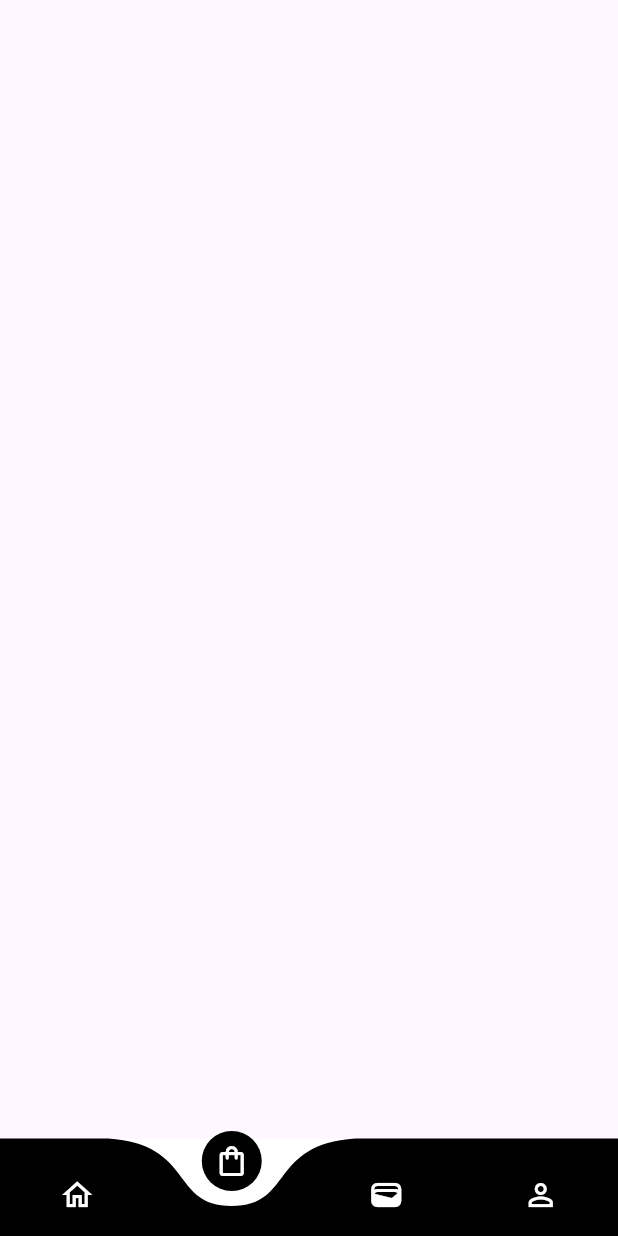
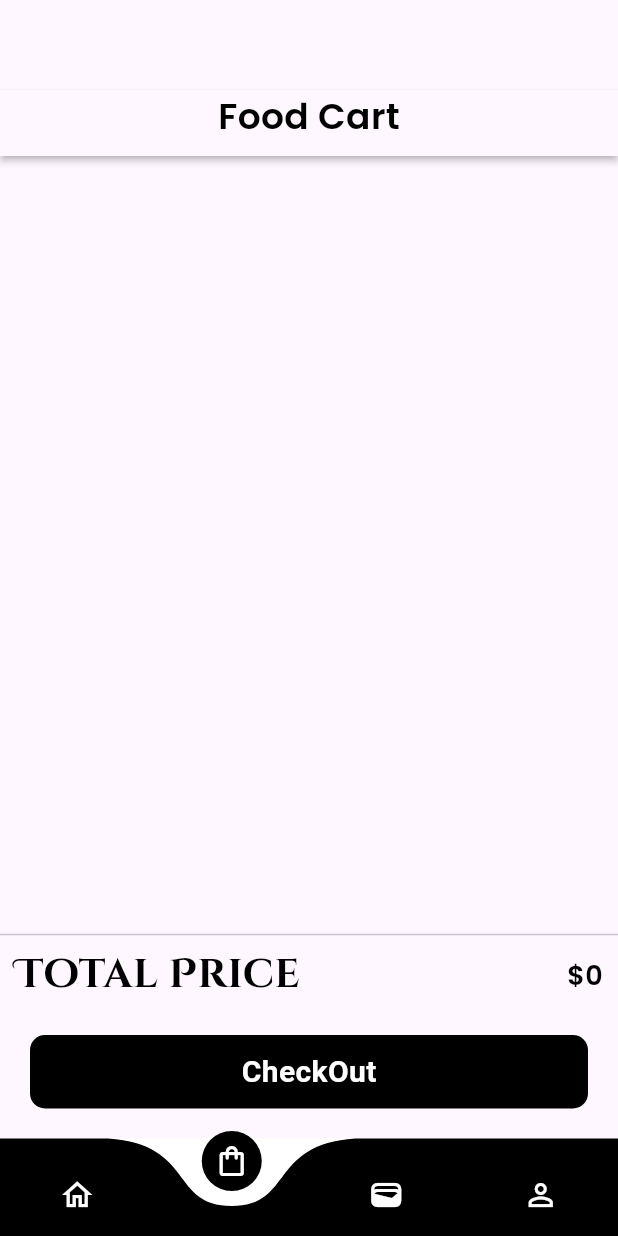
Before and after one commit to vedant7572/Valyrian-Ventures-2.0, a Flutter app: the BottomNavbar screen opened directly, item 2 of the bottom bar chosen, on a phone screen of 412 x 824 dp. Run offline on Flutter 3.47's test engine with Material 3 defaults, Android fonts, the phone set to English and light mode, and no system bars; drawn by our look-alikes of curved_navigation_bar; our stand-ins replace cloud_firestore, firebase_auth, firebase_core, firebase_storage, image_picker, random_string and 1 more; accounts and stored records are empty.

Commit message:
cart created , some minor changes

```diff
--- a/lib/admin/admin_login.dart
+++ b/lib/admin/admin_login.dart
@@ -16,6 +16,7 @@ class _AdminLoginState extends State<AdminLogin> {
   final GlobalKey<FormState> _formkey = GlobalKey<FormState>();
   TextEditingController mailController = TextEditingController();
   TextEditingController passwordController = TextEditingController();
+
   void _togglePasswordVisibility() {
     setState(() {
       _obscureText = !_obscureText;
--- a/lib/main.dart
+++ b/lib/main.dart
@@ -1,6 +1,8 @@
 import 'package:firebase_core/firebase_core.dart';
 import 'package:flutter/material.dart';
+import 'package:valyrian_ventures/admin/add_item.dart';
 import 'package:valyrian_ventures/admin/admin_login.dart';
+import 'package:valyrian_ventures/admin/home_admin.dart';
 import 'package:valyrian_ventures/pages/bottom_navbar.dart';
 import 'package:valyrian_ventures/pages/home.dart';
 import 'package:valyrian_ventures/pages/login.dart';
--- a/lib/pages/bottom_navbar.dart
+++ b/lib/pages/bottom_navbar.dart
@@ -1,10 +1,10 @@
 import 'package:curved_navigation_bar/curved_navigation_bar.dart';
 import 'package:flutter/material.dart';
+import 'package:valyrian_ventures/pages/cart.dart';
 import 'package:valyrian_ventures/pages/profile.dart';
 import 'package:valyrian_ventures/pages/wallet.dart';
 
 import 'home.dart';
-import 'order.dart';
 
 class BottomNavbar extends StatefulWidget {
   const BottomNavbar({super.key});
@@ -20,16 +20,16 @@ class _BottomNavbarState extends State<BottomNavbar> {
   late Widget currentPage;
   late Home homepage;
   late Profile profile;
-  late Order order;
+  late Cart cart;
   late Wallet wallet;
 
   @override
   void initState() {
     homepage = Home();
-    order = Order();
+    cart = Cart();
     profile = Profile();
     wallet = Wallet();
-    pages = [homepage, order, wallet, profile];
+    pages = [homepage, cart, wallet, profile];
     super.initState();
   }
 
--- /dev/null
+++ b/lib/pages/cart.dart
@@ -0,0 +1,201 @@
+import 'dart:async';
+
+import 'package:cloud_firestore/cloud_firestore.dart';
+import 'package:flutter/material.dart';
+
+import '../service/database.dart';
+import '../service/shared_pref.dart';
+import '../widget/widget_support.dart';
+
+class Cart extends StatefulWidget {
+  const Cart({super.key});
+
+  @override
+  State<Cart> createState() => _CartState();
+}
+
+class _CartState extends State<Cart> {
+
+  String? id, wallet;
+  int total=0, amount2=0;
+
+  void startTimer(){
+    Timer(const Duration(seconds: 3), () {
+      amount2=total;
+      setState(() {
+
+      });
+    });
+  }
+
+  getthesharedpref()async{
+    id= await SharedPreferenceHelper().getUserId();
+    wallet= await SharedPreferenceHelper().getUserWallet();
+    setState(() {
+    });
+  }
+
+  ontheload()async{
+    await getthesharedpref();
+    //foodStream= await DatabaseMethods().getFoodCart(id!);
+    setState(() {
+
+    });
+  }
+
+  @override
+  void initState() {
+    ontheload();
+    startTimer();
+    super.initState();
+  }
+
+  Stream? foodStream;
+
+  Widget foodCart() {
+    return StreamBuilder(
+        stream: foodStream,
+        builder: (context, AsyncSnapshot snapshot) {
+          return snapshot.hasData
+              ? ListView.builder(
+              padding: EdgeInsets.zero,
+              itemCount: snapshot.data.docs.length,
+              shrinkWrap: true,
+              scrollDirection: Axis.vertical,
+              itemBuilder: (context, index) {
+                DocumentSnapshot ds = snapshot.data.docs[index];
+                total= total+ int.parse(ds["Total"]);
+                return Container(
+                  margin: const EdgeInsets.only(left: 20.0, right: 20.0, bottom: 10.0),
+                  child: Material(
+                    elevation: 5.0,
+                    borderRadius: BorderRadius.circular(10),
+                    child: Container(
+                      decoration: BoxDecoration(
+                          borderRadius: BorderRadius.circular(10)),
+                      padding: const EdgeInsets.all(10),
+                      child: Row(
+                        children: [
+                          Container(
+                            height: 90,
+                            width: 40,
+                            decoration: BoxDecoration(
+                                border: Border.all(),
+                                borderRadius: BorderRadius.circular(10)),
+                            child: Center(child: Text(ds["Quantity"])),
+                          ),
+                          const SizedBox(
+                            width: 20.0,
+                          ),
+                          ClipRRect(
+                              borderRadius: BorderRadius.circular(60),
+                              child: Image.network(
+                                ds["Image"],
+                                height: 90,
+                                width: 90,
+                                fit: BoxFit.cover,
+                              )),
+                          const SizedBox(
+                            width: 20.0,
+                          ),
+                          Column(
+                            children: [
+                              Text(
+                                ds["Name"],
+                                style: AppWidget.semiBoldTextFieldStyle(),
+                              ),
+                              Text(
+                                "\$"+ ds["Total"],
+                                style: AppWidget.semiBoldTextFieldStyle(),
+                              )
+                            ],
+                          )
+                        ],
+                      ),
+                    ),
+                  ),
+                );
+              })
+              : const CircularProgressIndicator();
+        });
+  }
+
+
+  @override
+  Widget build(BuildContext context) {
+    return Scaffold(
+      body: Container(
+        padding: const EdgeInsets.only(top: 60),
+        child: Column(
+          crossAxisAlignment: CrossAxisAlignment.start,
+          children: [
+            Material(
+                elevation: 2.0,
+                child: Container(
+                    padding: const EdgeInsets.only(bottom: 10.0),
+                    child: Center(
+                        child: Text(
+                          "Food Cart",
+                          style: AppWidget.headlineTextFieldStyle(),
+                        )
+                    )
+                )
+            ),//food cart text
+            const SizedBox(
+              height: 20.0,
+            ),
+
+            Container(
+                height: MediaQuery.of(context).size.height/2,
+                // child: foodCart()
+            ),
+            const Spacer(),
+            const Divider(),
+            Padding(
+              padding: const EdgeInsets.only(left: 10.0, right: 10.0),
+              child: Row(
+                mainAxisAlignment: MainAxisAlignment.spaceBetween,
+                children: [
+                  Text(
+                    "Total Price",
+                    style: AppWidget.boldTextFieldStyle(),
+                  ),
+                  Text(
+                    "\$"+ total.toString(),
+                    style: AppWidget.semiBoldTextFieldStyle(),
+                  )
+                ],
+              ),
+            ),
+            const SizedBox(
+              height: 20.0,
+            ),
+            GestureDetector(
+              onTap: ()async{
+                // int amount= int.parse(wallet!)-amount2;
+                // await DatabaseMethods().UpdateUserwallet(id!, amount.toString());
+                // await SharedPreferenceHelper().saveUserWallet(amount.toString());
+              },
+              child: Container(
+                padding: const EdgeInsets.symmetric(vertical: 10.0),
+                width: MediaQuery.of(context).size.width,
+                decoration: BoxDecoration(
+                    color: Colors.black, borderRadius: BorderRadius.circular(10)),
+                margin: const EdgeInsets.only(left: 20.0, right: 20.0, bottom: 20.0),
+                child: const Center(
+                    child: Text(
+                      "CheckOut",
+                      style: TextStyle(
+                          color: Colors.white,
+                          fontSize: 20.0,
+                          fontWeight: FontWeight.bold),
+                    )
+                ),
+              ),
+            )
+          ],
+        ),
+      ),
+    );
+  }
+}
--- a/lib/pages/order.dart
+++ /dev/null
@@ -1,15 +0,0 @@
-import 'package:flutter/material.dart';
-
-class Order extends StatefulWidget {
-  const Order({super.key});
-
-  @override
-  State<Order> createState() => _OrderState();
-}
-
-class _OrderState extends State<Order> {
-  @override
-  Widget build(BuildContext context) {
-    return Scaffold();
-  }
-}
```
Also changed, not shown: lib/pages/home.dart (+5 -4 lines).
